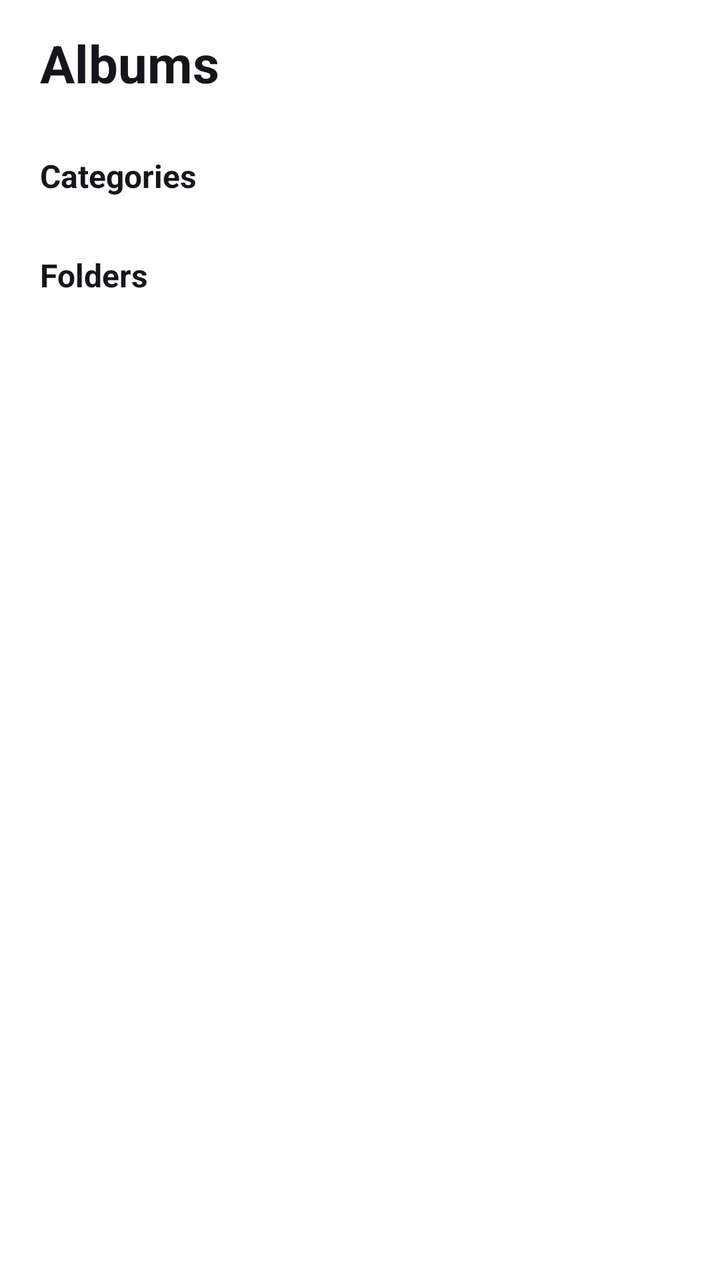
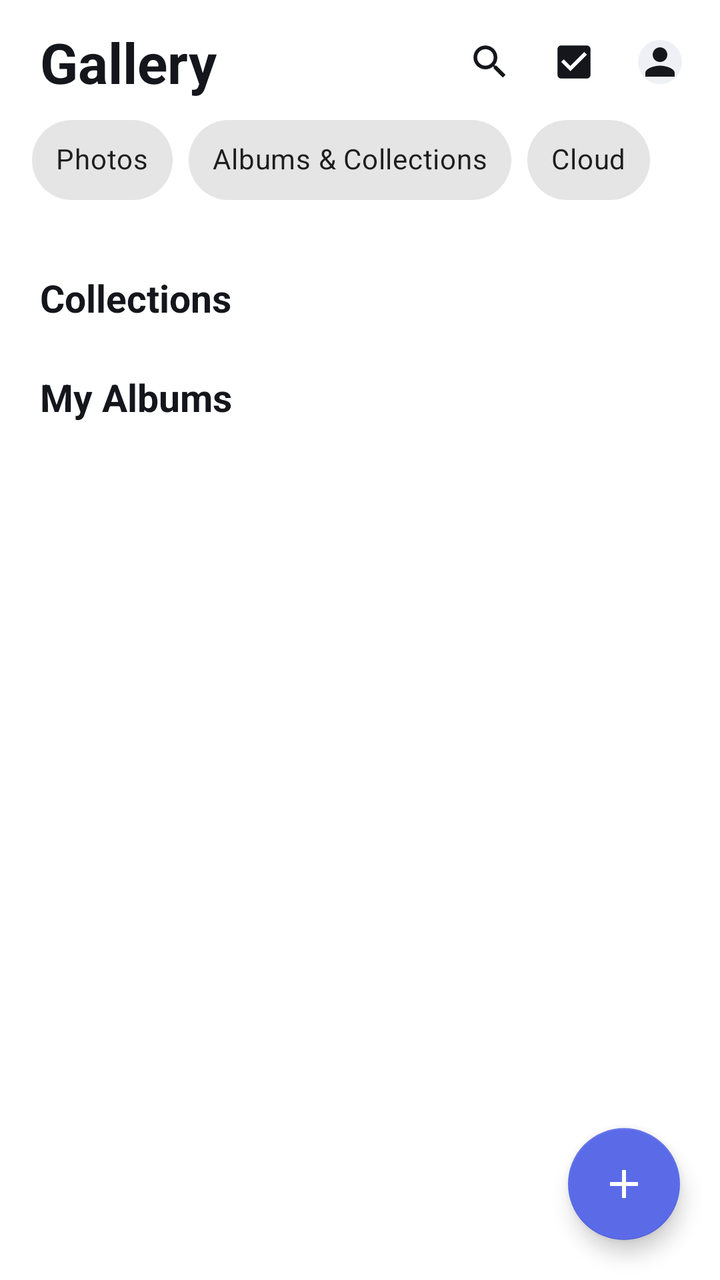

The first picture is an Android layout as it rendered before a commit; the second is the same layout after the commit. The layout source and the unified diff follow.
<!-- AndroidManifest.xml: application theme Theme.Gallery -->
<!-- res/layout/fragment_albums.xml -->
<?xml version="1.0" encoding="utf-8"?>
<LinearLayout xmlns:android="http://schemas.android.com/apk/res/android"
    xmlns:app="http://schemas.android.com/apk/res-auto"
    android:layout_width="match_parent"
    android:layout_height="match_parent"
    android:background="?attr/gSurface"
    android:orientation="vertical">

    <TextView
        android:layout_width="wrap_content"
        android:layout_height="wrap_content"
        android:paddingStart="20dp"
        android:paddingTop="14dp"
        android:paddingEnd="20dp"
        android:paddingBottom="8dp"
        android:text="@string/nav_albums"
        android:textColor="?attr/gOnSurface"
        android:textSize="26sp"
        android:textStyle="bold" />

    <androidx.core.widget.NestedScrollView
        android:layout_width="match_parent"
        android:layout_height="match_parent"
        android:fillViewport="true"
        android:scrollbars="none">

        <LinearLayout
            android:layout_width="match_parent"
            android:layout_height="wrap_content"
            android:orientation="vertical"
            android:paddingBottom="24dp">

            <HorizontalScrollView
                android:layout_width="match_parent"
                android:layout_height="wrap_content"
                android:paddingStart="20dp"
                android:paddingEnd="20dp"
                android:scrollbars="none">

                <LinearLayout
                    android:id="@+id/quickRow"
                    android:layout_width="wrap_content"
                    android:layout_height="wrap_content"
                    android:orientation="horizontal" />
            </HorizontalScrollView>

            <TextView
                android:layout_width="wrap_content"
                android:layout_height="wrap_content"
                android:paddingStart="20dp"
                android:paddingTop="20dp"
                android:paddingEnd="20dp"
                android:paddingBottom="8dp"
                android:text="@string/smart_categories"
                android:textColor="?attr/gOnSurface"
                android:textSize="16sp"
                android:textStyle="bold" />

            <HorizontalScrollView
                android:layout_width="match_parent"
                android:layout_height="wrap_content"
                android:paddingStart="14dp"
                android:paddingEnd="14dp"
                android:scrollbars="none">

                <LinearLayout
                    android:id="@+id/categoryRow"
                    android:layout_width="wrap_content"
                    android:layout_height="wrap_content"
                    android:orientation="horizontal" />
            </HorizontalScrollView>

            <TextView
                android:layout_width="wrap_content"
                android:layout_height="wrap_content"
                android:paddingStart="20dp"
                android:paddingTop="20dp"
                android:paddingEnd="20dp"
                android:paddingBottom="4dp"
                android:text="@string/folders"
                android:textColor="?attr/gOnSurface"
                android:textSize="16sp"
                android:textStyle="bold" />

            <androidx.recyclerview.widget.RecyclerView
                android:id="@+id/folderGrid"
                android:layout_width="match_parent"
                android:layout_height="wrap_content"
                android:nestedScrollingEnabled="false"
                android:paddingStart="14dp"
                android:paddingEnd="14dp"
                android:scrollbars="none" />
        </LinearLayout>
    </androidx.core.widget.NestedScrollView>
</LinearLayout>
<!-- resources referenced by this layout -->
<resources>
  <string name="folders">Folders</string>
  <string name="nav_albums">Albums</string>
  <string name="smart_categories">Categories</string>
  <style name="Theme.Gallery" parent="Theme.MaterialComponents.DayNight.NoActionBar">
          <item name="colorPrimary">@color/accent</item>
          <item name="colorPrimaryVariant">@color/accentDark</item>
          <item name="colorOnPrimary">@color/white</item>
          <item name="colorSecondary">@color/accent</item>
          <item name="colorAccent">@color/accent</item>
  
          <item name="android:colorBackground">#FFFFFF</item>
          <item name="android:windowBackground">#FFFFFF</item>
          <item name="android:statusBarColor">#FFFFFF</item>
          <item name="android:navigationBarColor">#FFFFFF</item>
          <item name="android:windowLightStatusBar">true</item>
  
          <item name="gSurface">#FFFFFF</item>
          <item name="gSurfaceAlt">#F4F5F9</item>
          <item name="gOnSurface">#14161C</item>
          <item name="gMuted">#6B7280</item>
          <item name="gDivider">#E9EBF2</item>
          <item name="gChipBg">#F2F3F8</item>
          <item name="gChipOn">#FFFFFF</item>
          <item name="gNavBg">#FFFFFF</item>
      </style>
  <color name="accent">#6D5EFC</color>
  <color name="accentDark">#4B3FD6</color>
  <color name="white">#FFFFFF</color>
</resources>

<!-- the commit's change to res/layout/fragment_albums.xml (unified diff, before → after) -->
@@ -1,22 +1,9 @@
 <?xml version="1.0" encoding="utf-8"?>
-<LinearLayout xmlns:android="http://schemas.android.com/apk/res/android"
+<FrameLayout xmlns:android="http://schemas.android.com/apk/res/android"
     xmlns:app="http://schemas.android.com/apk/res-auto"
     android:layout_width="match_parent"
     android:layout_height="match_parent"
-    android:background="?attr/gSurface"
-    android:orientation="vertical">
-
-    <TextView
-        android:layout_width="wrap_content"
-        android:layout_height="wrap_content"
-        android:paddingStart="20dp"
-        android:paddingTop="14dp"
-        android:paddingEnd="20dp"
-        android:paddingBottom="8dp"
-        android:text="@string/nav_albums"
-        android:textColor="?attr/gOnSurface"
-        android:textSize="26sp"
-        android:textStyle="bold" />
+    android:background="?attr/gSurface">
 
     <androidx.core.widget.NestedScrollView
         android:layout_width="match_parent"
@@ -28,58 +15,51 @@
             android:layout_width="match_parent"
             android:layout_height="wrap_content"
             android:orientation="vertical"
-            android:paddingBottom="24dp">
+            android:paddingBottom="90dp">
 
-            <HorizontalScrollView
+            <include layout="@layout/view_gallery_header" />
+
+            <androidx.recyclerview.widget.RecyclerView
+                android:id="@+id/quickGrid"
                 android:layout_width="match_parent"
                 android:layout_height="wrap_content"
-                android:paddingStart="20dp"
-                android:paddingEnd="20dp"
-                android:scrollbars="none">
-
-                <LinearLayout
-                    android:id="@+id/quickRow"
-                    android:layout_width="wrap_content"
-                    android:layout_height="wrap_content"
-                    android:orientation="horizontal" />
-            </HorizontalScrollView>
+                android:nestedScrollingEnabled="false"
+                android:paddingStart="15dp"
+                android:paddingTop="4dp"
+                android:paddingEnd="15dp"
+                android:scrollbars="none" />
 
             <TextView
                 android:layout_width="wrap_content"
                 android:layout_height="wrap_content"
                 android:paddingStart="20dp"
-                android:paddingTop="20dp"
+                android:paddingTop="18dp"
                 android:paddingEnd="20dp"
-                android:paddingBottom="8dp"
-                android:text="@string/smart_categories"
+                android:paddingBottom="6dp"
+                android:text="@string/collections"
                 android:textColor="?attr/gOnSurface"
-                android:textSize="16sp"
+                android:textSize="19sp"
                 android:textStyle="bold" />
 
-            <HorizontalScrollView
+            <androidx.recyclerview.widget.RecyclerView
+                android:id="@+id/categoryRow"
                 android:layout_width="match_parent"
                 android:layout_height="wrap_content"
-                android:paddingStart="14dp"
-                android:paddingEnd="14dp"
-                android:scrollbars="none">
-
-                <LinearLayout
-                    android:id="@+id/categoryRow"
-                    android:layout_width="wrap_content"
-                    android:layout_height="wrap_content"
-                    android:orientation="horizontal" />
-            </HorizontalScrollView>
+                android:clipToPadding="false"
+                android:paddingStart="15dp"
+                android:paddingEnd="15dp"
+                android:scrollbars="none" />
 
             <TextView
                 android:layout_width="wrap_content"
                 android:layout_height="wrap_content"
                 android:paddingStart="20dp"
-                android:paddingTop="20dp"
+                android:paddingTop="18dp"
                 android:paddingEnd="20dp"
-                android:paddingBottom="4dp"
-                android:text="@string/folders"
+                android:paddingBottom="6dp"
+                android:text="@string/my_albums"
                 android:textColor="?attr/gOnSurface"
-                android:textSize="16sp"
+                android:textSize="19sp"
                 android:textStyle="bold" />
 
             <androidx.recyclerview.widget.RecyclerView
@@ -87,9 +67,133 @@
                 android:layout_width="match_parent"
                 android:layout_height="wrap_content"
                 android:nestedScrollingEnabled="false"
-                android:paddingStart="14dp"
-                android:paddingEnd="14dp"
+                android:paddingStart="15dp"
+                android:paddingEnd="15dp"
                 android:scrollbars="none" />
         </LinearLayout>
     </androidx.core.widget.NestedScrollView>
+
+    <com.google.android.material.floatingactionbutton.FloatingActionButton
+        android:id="@+id/fabAdd"
+        android:layout_width="wrap_content"
+        android:layout_height="wrap_content"
+        android:layout_gravity="bottom|end"
+        android:layout_margin="20dp"
+        android:contentDescription="New album"
+        android:src="@drawable/ic_add"
+        app:backgroundTint="@color/accent"
+        app:fabSize="normal"
+        app:tint="@color/white" />
+</FrameLayout>
+<!-- res/layout/view_gallery_header.xml (included above) -->
+<?xml version="1.0" encoding="utf-8"?>
+<LinearLayout xmlns:android="http://schemas.android.com/apk/res/android"
+    xmlns:app="http://schemas.android.com/apk/res-auto"
+    android:layout_width="match_parent"
+    android:layout_height="wrap_content"
+    android:orientation="vertical">
+
+    <LinearLayout
+        android:layout_width="match_parent"
+        android:layout_height="wrap_content"
+        android:gravity="center_vertical"
+        android:orientation="horizontal"
+        android:paddingStart="20dp"
+        android:paddingTop="10dp"
+        android:paddingEnd="12dp"
+        android:paddingBottom="4dp">
+
+        <TextView
+            android:id="@+id/hdrTitle"
+            android:layout_width="0dp"
+            android:layout_height="wrap_content"
+            android:layout_weight="1"
+            android:text="@string/app_name"
+            android:textColor="?attr/gOnSurface"
+            android:textSize="28sp"
+            android:textStyle="bold" />
+
+        <ImageView
+            android:id="@+id/hdrSearch"
+            android:layout_width="42dp"
+            android:layout_height="42dp"
+            android:background="?attr/selectableItemBackgroundBorderless"
+            android:contentDescription="Search"
+            android:padding="10dp"
+            android:src="@drawable/ic_search"
+            app:tint="?attr/gOnSurface" />
+
+        <ImageView
+            android:id="@+id/hdrMulti"
+            android:layout_width="42dp"
+            android:layout_height="42dp"
+            android:background="?attr/selectableItemBackgroundBorderless"
+            android:contentDescription="Multi-select"
+            android:padding="10dp"
+            android:src="@drawable/ic_checkbox"
+            app:tint="?attr/gOnSurface" />
+
+        <com.google.android.material.imageview.ShapeableImageView
+            android:id="@+id/hdrAvatar"
+            android:layout_width="36dp"
+            android:layout_height="36dp"
+            android:layout_marginStart="4dp"
+            android:background="?attr/gChipBg"
+            android:padding="7dp"
+            android:src="@drawable/ic_person"
+            app:shapeAppearanceOverlay="@style/ShapeAppearance.Gallery.Circle"
+            app:tint="?attr/gOnSurface" />
+    </LinearLayout>
+
+    <HorizontalScrollView
+        android:layout_width="match_parent"
+        android:layout_height="wrap_content"
+        android:paddingStart="16dp"
+        android:paddingEnd="16dp"
+        android:paddingBottom="10dp"
+        android:scrollbars="none">
+
+        <com.google.android.material.chip.ChipGroup
+            android:id="@+id/hdrPills"
+            android:layout_width="wrap_content"
+            android:layout_height="wrap_content"
+            app:chipSpacingHorizontal="8dp"
+            app:selectionRequired="true"
+            app:singleLine="true"
+            app:singleSelection="true">
+
+            <com.google.android.material.chip.Chip
+                android:id="@+id/pillPhotos"
+                style="@style/Widget.MaterialComponents.Chip.Choice"
+                android:layout_width="wrap_content"
+                android:layout_height="wrap_content"
+                android:checkable="true"
+                android:text="@string/pill_photos"
+                android:textSize="14sp"
+                app:chipCornerRadius="20dp"
+                app:chipMinHeight="40dp" />
+
+            <com.google.android.material.chip.Chip
+                android:id="@+id/pillAlbums"
+                style="@style/Widget.MaterialComponents.Chip.Choice"
+                android:layout_width="wrap_content"
+                android:layout_height="wrap_content"
+                android:checkable="true"
+                android:text="@string/pill_albums"
+                android:textSize="14sp"
+                app:chipCornerRadius="20dp"
+                app:chipMinHeight="40dp" />
+
+            <com.google.android.material.chip.Chip
+                android:id="@+id/pillCloud"
+                style="@style/Widget.MaterialComponents.Chip.Choice"
+                android:layout_width="wrap_content"
+                android:layout_height="wrap_content"
+                android:checkable="true"
+                android:text="@string/pill_cloud"
+                android:textSize="14sp"
+                app:chipCornerRadius="20dp"
+                app:chipMinHeight="40dp" />
+        </com.google.android.material.chip.ChipGroup>
+    </HorizontalScrollView>
 </LinearLayout>
<!-- resource entries referenced after the edit -->
@@ -1,8 +1,5 @@
 <!-- resources referenced by this layout -->
 <resources>
-  <string name="folders">Folders</string>
-  <string name="nav_albums">Albums</string>
-  <string name="smart_categories">Categories</string>
   <style name="Theme.Gallery" parent="Theme.MaterialComponents.DayNight.NoActionBar">
           <item name="colorPrimary">@color/accent</item>
           <item name="colorPrimaryVariant">@color/accentDark</item>
@@ -17,16 +14,51 @@
           <item name="android:windowLightStatusBar">true</item>
   
           <item name="gSurface">#FFFFFF</item>
-          <item name="gSurfaceAlt">#F4F5F9</item>
+          <item name="gSurfaceAlt">#F2F3F7</item>
+          <item name="gCard">#F4F5F9</item>
           <item name="gOnSurface">#14161C</item>
           <item name="gMuted">#6B7280</item>
-          <item name="gDivider">#E9EBF2</item>
-          <item name="gChipBg">#F2F3F8</item>
-          <item name="gChipOn">#FFFFFF</item>
+          <item name="gDivider">#E7E9F0</item>
+          <item name="gChipBg">#EEF0F6</item>
           <item name="gNavBg">#FFFFFF</item>
+          <item name="gBar">#F2F3F7</item>
       </style>
-  <color name="accent">#6D5EFC</color>
-  <color name="accentDark">#4B3FD6</color>
+  <color name="accent">#5B6BE8</color>
+  <color name="accentDark">#4453C9</color>
   <color name="white">#FFFFFF</color>
+  <!-- drawable ic_add (drawable) -->
+  <vector xmlns:android="http://schemas.android.com/apk/res/android"
+      android:width="24dp" android:height="24dp"
+      android:viewportWidth="24" android:viewportHeight="24">
+      <path android:fillColor="#000000" android:pathData="M19,13h-6v6h-2v-6H5v-2h6V5h2v6h6v2z" />
+  </vector>
+  <!-- drawable ic_checkbox (drawable) -->
+  <vector xmlns:android="http://schemas.android.com/apk/res/android"
+      android:width="24dp" android:height="24dp"
+      android:viewportWidth="24" android:viewportHeight="24">
+      <path android:fillColor="#000000" android:pathData="M19,3H5c-1.11,0 -2,0.9 -2,2v14c0,1.1 0.89,2 2,2h14c1.1,0 2,-0.9 2,-2V5c0,-1.1 -0.9,-2 -2,-2zM10,17l-5,-5 1.41,-1.41L10,14.17l7.59,-7.59L19,8l-9,9z" />
+  </vector>
+  <!-- drawable ic_person (drawable) -->
+  <vector xmlns:android="http://schemas.android.com/apk/res/android"
+      android:width="24dp" android:height="24dp"
+      android:viewportWidth="24" android:viewportHeight="24">
+      <path android:fillColor="#000000" android:pathData="M12,12c2.21,0 4,-1.79 4,-4s-1.79,-4 -4,-4 -4,1.79 -4,4 1.79,4 4,4zM12,14c-2.67,0 -8,1.34 -8,4v2h16v-2c0,-2.66 -5.33,-4 -8,-4z" />
+  </vector>
+  <!-- drawable ic_search (drawable) -->
+  <vector xmlns:android="http://schemas.android.com/apk/res/android"
+      android:width="24dp" android:height="24dp"
+      android:viewportWidth="24" android:viewportHeight="24">
+      <path android:fillColor="#000000" android:pathData="M15.5,14h-0.79l-0.28,-0.27C15.41,12.59 16,11.11 16,9.5 16,5.91 13.09,3 9.5,3S3,5.91 3,9.5 5.91,16 9.5,16c1.61,0 3.09,-0.59 4.23,-1.57l0.27,0.28v0.79l5,4.99L20.49,19l-4.99,-5zM9.5,14C7.01,14 5,11.99 5,9.5S7.01,5 9.5,5 14,7.01 14,9.5 11.99,14 9.5,14z" />
+  </vector>
+  <string name="app_name">Gallery</string>
+  <string name="collections">Collections</string>
+  <string name="my_albums">My Albums</string>
+  <string name="pill_albums">Albums &amp; Collections</string>
+  <string name="pill_cloud">Cloud</string>
+  <string name="pill_photos">Photos</string>
+  <style name="ShapeAppearance.Gallery.Circle" parent="">
+          <item name="cornerFamily">rounded</item>
+          <item name="cornerSize">50%</item>
+      </style>
 </resources>
 
